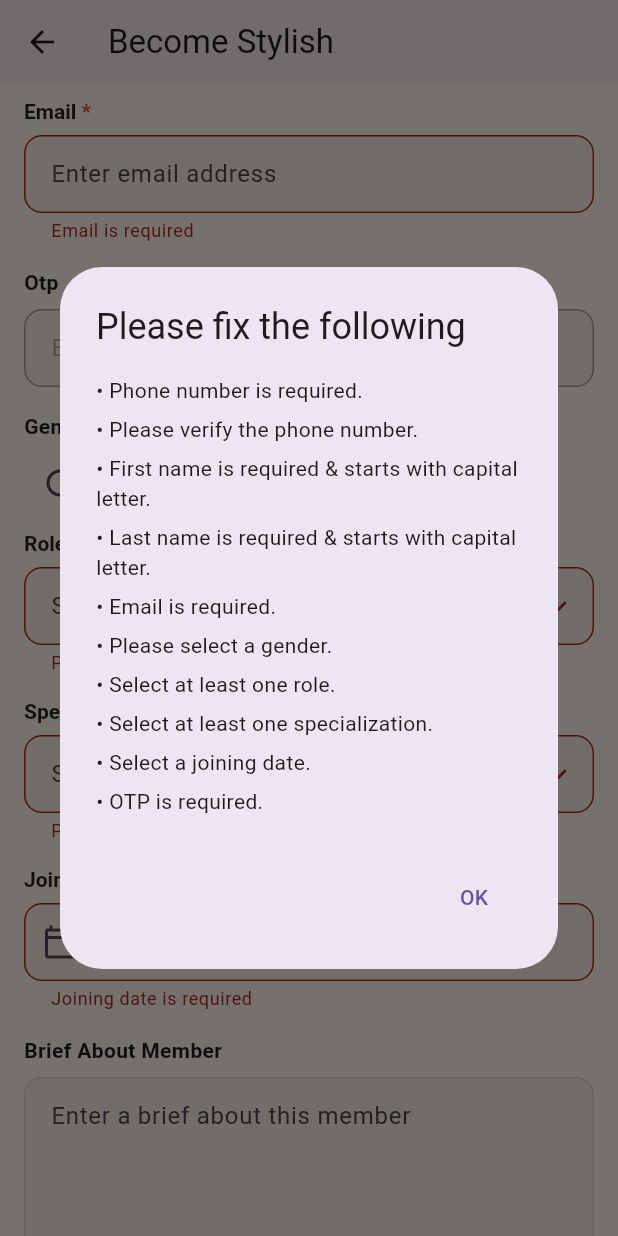
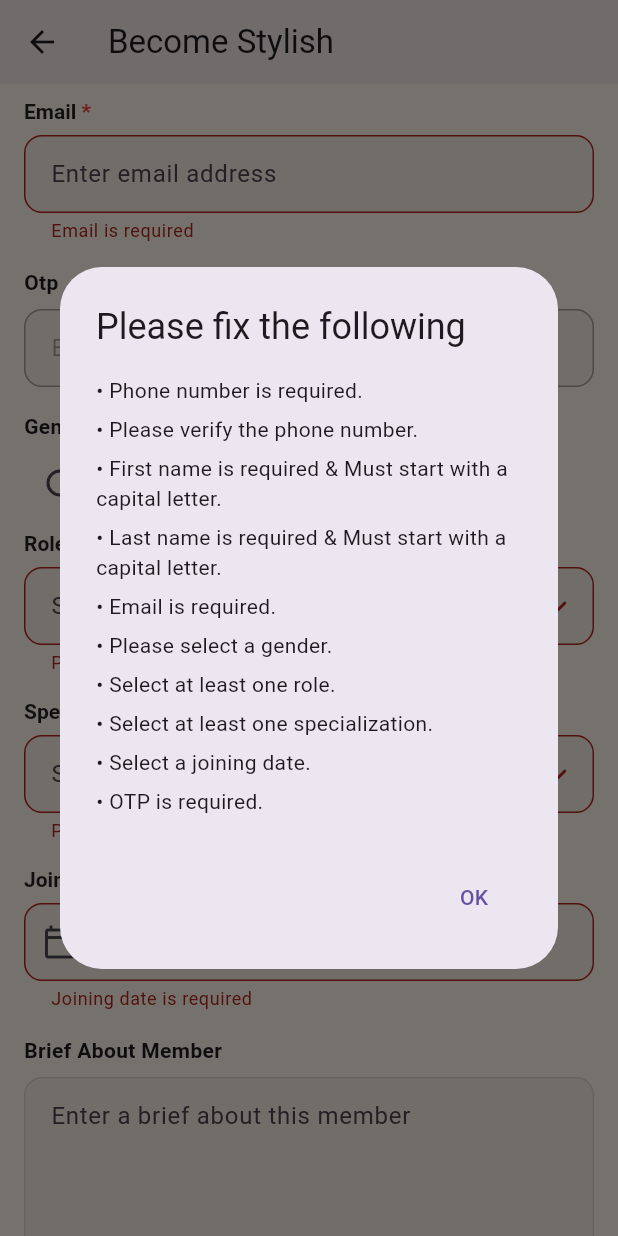
Before and after one commit to Mdkaifee/Glowante_onboarding_latest, a Flutter app: the AddStylistScreen screen opened directly with empty values, scrolled down 310 dp, after a tap on "Choose Timeslot", on a phone screen of 412 x 824 dp. Run offline on Flutter 3.47's test engine with Material 3 defaults, Android fonts, the phone set to English and light mode, and no system bars; our stand-ins replace flutter_bloc, flutter_dotenv, geocoding, geolocator, image_picker, shared_preferences; missing offline and left inert: aws_s3_api, flutter_google_places_sdk; accounts and stored records are empty; network calls fail.

```diff
--- a/lib/screens/AddStylist.dart
+++ b/lib/screens/AddStylist.dart
@@ -401,12 +401,12 @@ class _AddStylistScreenState extends State<AddStylistScreen> {
 
     final firstName = _firstNameCtrl.text.trim();
     if (firstName.isEmpty) {
-      errors.add('First name is required & starts with capital letter.');
+      errors.add('First name is required & Must start with a capital letter.');
     }
 
     final lastName = _lastNameCtrl.text.trim();
     if (lastName.isEmpty) {
-      errors.add('Last name is required & starts with capital letter.');
+      errors.add('Last name is required & Must start with a capital letter.');
     }
 
     final email = _emailCtrl.text.trim();
--- a/lib/screens/AddTeam.dart
+++ b/lib/screens/AddTeam.dart
@@ -403,14 +403,14 @@ class _AddTeamScreenState extends State<AddTeamScreen> {
   if (firstName.isEmpty) {
     errors.add('First name is required.');
   } else if (!RegExp(r'^[A-Z]').hasMatch(firstName)) {
-    errors.add('First name in capital letter.');
+    errors.add('Must start with a capital letter.');
   }
 
   final lastName = _lastNameCtrl.text.trim();
   if (lastName.isEmpty) {
     errors.add('Last name is required.');
   } else if (!RegExp(r'^[A-Z]').hasMatch(lastName)) {
-    errors.add('Last name in capital letter.');
+    errors.add('Must start with a capital letter.');
   }
     final email = _emailCtrl.text.trim();
     if (email.isEmpty) {
```
